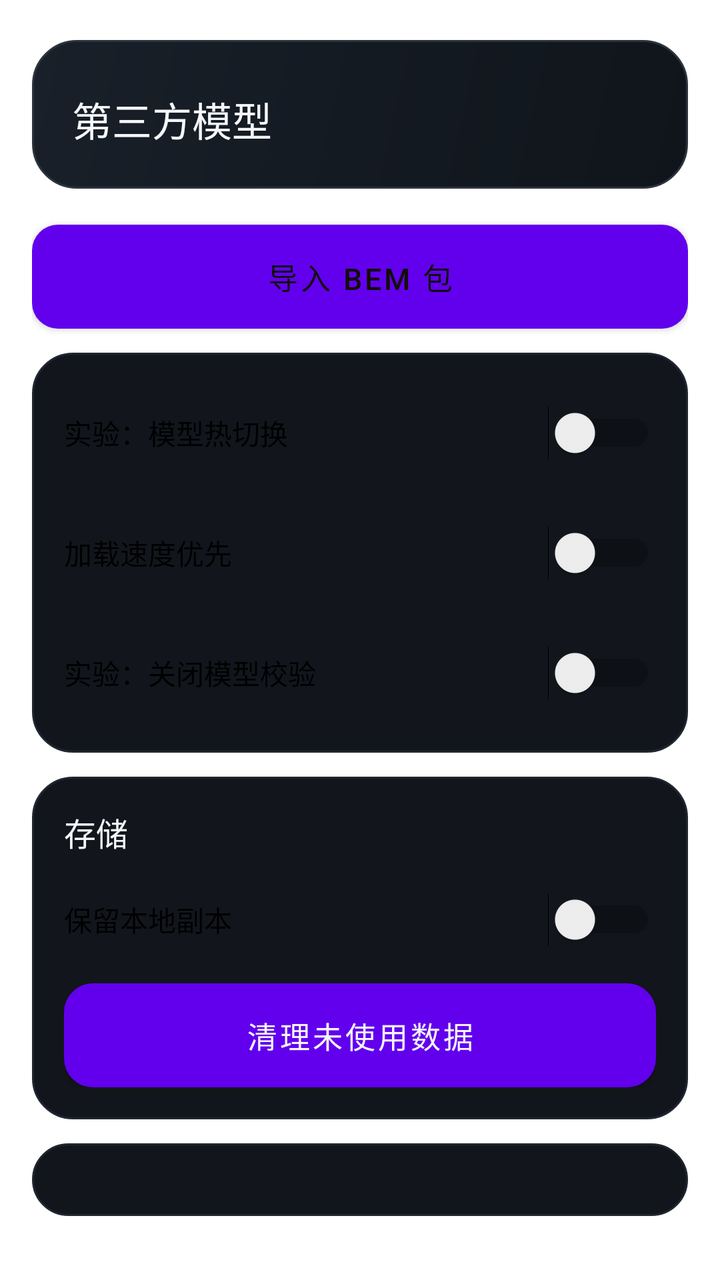
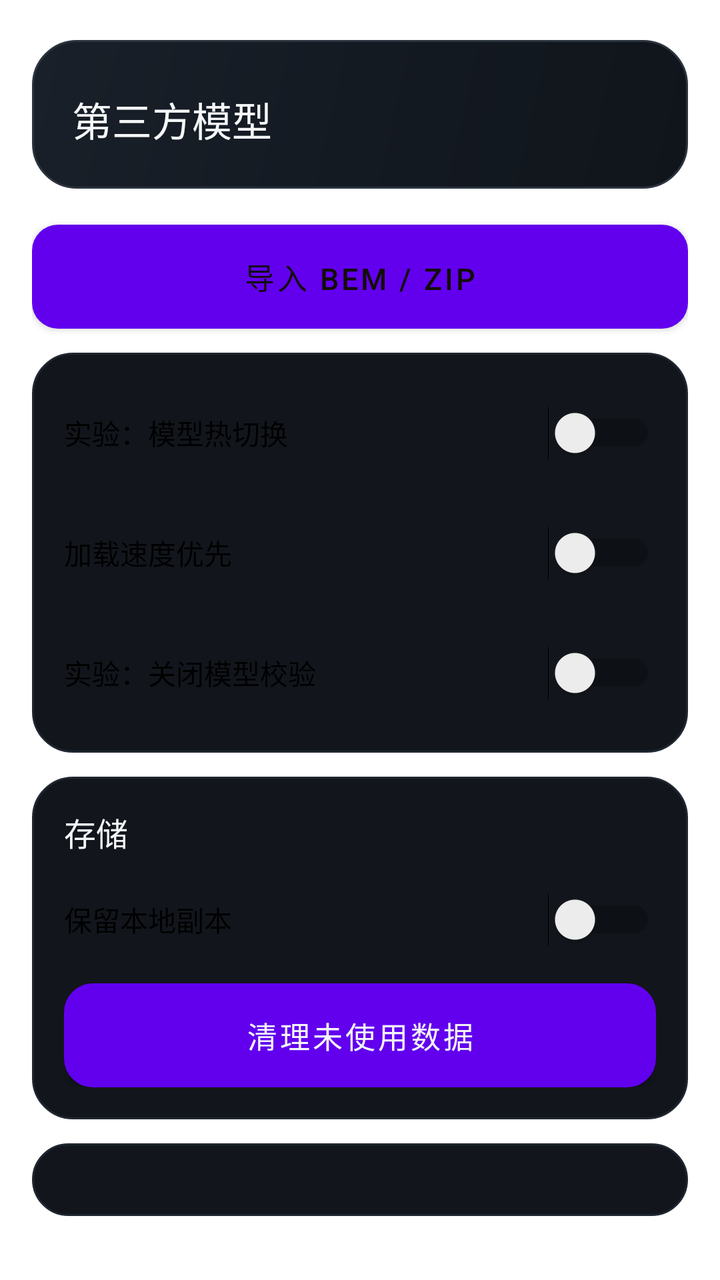

Before-and-after screenshots of an Android layout around one commit, followed by the original layout XML and the change that was made.
<!-- AndroidManifest.xml: fallback theme Theme.MaterialComponents.DayNight.NoActionBar -->
<!-- res/layout/view_bem_install.xml -->
<?xml version="1.0" encoding="utf-8"?>
    <LinearLayout xmlns:android="http://schemas.android.com/apk/res/android" android:id="@+id/bem_content" android:layout_width="match_parent" android:layout_height="wrap_content" android:orientation="vertical" android:paddingStart="16dp" android:paddingTop="20dp" android:paddingEnd="16dp" android:paddingBottom="32dp">
        <LinearLayout android:layout_width="match_parent" android:layout_height="wrap_content" android:background="@drawable/bg_header" android:orientation="vertical" android:padding="20dp">
            <TextView style="@style/SectionTitle" android:text="第三方模型" android:textSize="20sp" />
        </LinearLayout>
        <Button android:id="@+id/bem_import" style="@style/PrimaryButton" android:layout_marginTop="18dp" android:text="导入 BEM 包" />
        <LinearLayout android:layout_width="match_parent" android:layout_height="wrap_content" android:layout_marginTop="12dp" android:background="@drawable/bg_card" android:orientation="vertical" android:padding="16dp">
            <Switch android:id="@+id/bem_hot_switch" android:layout_width="match_parent" android:layout_height="wrap_content" android:minHeight="48dp" android:text="实验：模型热切换" />
            <Switch android:id="@+id/bem_fast_loading" android:layout_width="match_parent" android:layout_height="wrap_content" android:minHeight="48dp" android:layout_marginTop="12dp" android:text="@string/bem_fast_loading" />
            <Switch android:id="@+id/bem_skip_validation" android:layout_width="match_parent" android:layout_height="wrap_content" android:minHeight="48dp" android:layout_marginTop="12dp" android:text="实验：关闭模型校验" />
        </LinearLayout>
        <LinearLayout android:layout_width="match_parent" android:layout_height="wrap_content" android:layout_marginTop="12dp" android:background="@drawable/bg_card" android:orientation="vertical" android:padding="16dp">
            <TextView style="@style/CardTitle" android:text="@string/bem_storage" />
            <Switch android:id="@+id/bem_keep_local_copies" android:layout_width="match_parent" android:layout_height="wrap_content" android:minHeight="48dp" android:layout_marginTop="8dp" android:text="@string/bem_keep_local_copies" />
            <Button android:id="@+id/bem_clean_unused" style="@style/GhostButton" android:layout_marginTop="8dp" android:text="@string/bem_clean_unused" />
        </LinearLayout>
        <LinearLayout android:layout_width="match_parent" android:layout_height="wrap_content" android:layout_marginTop="12dp" android:background="@drawable/bg_card" android:orientation="vertical" android:padding="16dp">
            <TextView style="@style/CardTitle" android:text="获取模型" />
            <Button android:id="@+id/bem_models_quark" style="@style/GhostButton" android:layout_marginTop="8dp" android:text="夸克网盘" />
            <Button android:id="@+id/bem_models_baidu" style="@style/GhostButton" android:layout_marginTop="6dp" android:text="百度网盘" />
            <Button android:id="@+id/bem_models_katfile" style="@style/GhostButton" android:layout_marginTop="6dp" android:text="Katfile 网盘" />
        </LinearLayout>
        <LinearLayout android:id="@+id/bem_incoming" android:layout_width="match_parent" android:layout_height="wrap_content" android:layout_marginTop="12dp" android:background="@drawable/bg_card" android:orientation="vertical" android:padding="16dp" android:visibility="gone">
            <TextView android:id="@+id/bem_incoming_notice" style="@style/BodyText" android:accessibilityLiveRegion="polite" />
            <Button android:id="@+id/bem_incoming_retry" style="@style/PrimaryButton" android:layout_marginTop="10dp" android:text="导入收到的文件" />
            <Button android:id="@+id/bem_incoming_dismiss" style="@style/GhostButton" android:layout_marginTop="6dp" android:text="忽略此次打开" />
        </LinearLayout>
        <LinearLayout android:layout_width="match_parent" android:layout_height="wrap_content" android:layout_marginTop="18dp" android:background="@drawable/bg_card" android:orientation="vertical" android:padding="16dp" android:id="@+id/bem_operation_state" android:visibility="gone">
            <TextView android:id="@+id/bem_status" style="@style/BodyText" android:layout_marginTop="9dp" android:text="就绪" />
            <ProgressBar android:id="@+id/bem_progress" style="?android:attr/progressBarStyleHorizontal" android:layout_width="match_parent" android:layout_height="8dp" android:layout_marginTop="14dp" android:max="100" android:progressTint="@color/accent" android:visibility="gone" />
            <TextView android:id="@+id/bem_progress_label" style="@style/BodyText" android:layout_marginTop="8dp" android:visibility="gone" />
            <Button android:id="@+id/bem_cancel" style="@style/GhostButton" android:layout_marginTop="12dp" android:text="取消当前操作" android:visibility="gone" />
        </LinearLayout>
        <LinearLayout android:id="@+id/bem_entries" android:layout_width="match_parent" android:layout_height="wrap_content" android:orientation="vertical" />
    </LinearLayout>
<!-- resources referenced by this layout -->
<resources>
  <color name="accent">#FFC845</color>
  <!-- drawable bg_card (drawable) -->
  <?xml version="1.0" encoding="utf-8"?>
  <shape xmlns:android="http://schemas.android.com/apk/res/android" android:shape="rectangle">
      <solid android:color="@color/surface" />
      <corners android:radius="20dp" />
      <stroke android:width="1dp" android:color="@color/surface_border_soft" />
  </shape>
  <!-- drawable bg_header (drawable) -->
  <?xml version="1.0" encoding="utf-8"?>
  <shape xmlns:android="http://schemas.android.com/apk/res/android" android:shape="rectangle">
      <gradient
          android:angle="315"
          android:startColor="#1A2029"
          android:centerColor="#141A22"
          android:endColor="#10151B"
          android:type="linear" />
      <corners android:radius="22dp" />
      <stroke android:width="1dp" android:color="@color/surface_border" />
  </shape>
  <string name="bem_clean_unused">清理未使用数据</string>
  <string name="bem_fast_loading">加载速度优先</string>
  <string name="bem_keep_local_copies">保留本地副本</string>
  <string name="bem_storage">存储</string>
  <style name="BodyText">
          <item name="android:layout_width">match_parent</item>
          <item name="android:layout_height">wrap_content</item>
          <item name="android:lineSpacingExtra">2dp</item>
          <item name="android:textColor">@color/text_secondary</item>
          <item name="android:textSize">13sp</item>
      </style>
  <style name="CardTitle">
          <item name="android:layout_width">wrap_content</item>
          <item name="android:layout_height">wrap_content</item>
          <item name="android:fontFamily">sans-serif-medium</item>
          <item name="android:textColor">@color/text_primary</item>
          <item name="android:textSize">16sp</item>
      </style>
  <style name="GhostButton" parent="PrimaryButton">
          <item name="android:background">@drawable/bg_ghost_button</item>
          <item name="android:textColor">@color/text_primary</item>
      </style>
  <style name="PrimaryButton">
          <item name="android:layout_width">match_parent</item>
          <item name="android:layout_height">52dp</item>
          <item name="android:background">@drawable/bg_primary_button</item>
          <item name="android:fontFamily">sans-serif-medium</item>
          <item name="android:minHeight">0dp</item>
          <item name="android:textAllCaps">false</item>
          <item name="android:textColor">@color/accent_ink</item>
          <item name="android:textSize">15sp</item>
      </style>
  <style name="SectionTitle">
          <item name="android:layout_width">wrap_content</item>
          <item name="android:layout_height">wrap_content</item>
          <item name="android:layout_marginTop">5dp</item>
          <item name="android:fontFamily">sans-serif-medium</item>
          <item name="android:textColor">@color/text_primary</item>
          <item name="android:textSize">22sp</item>
      </style>
  <color name="surface">#12161C</color>
  <color name="surface_border_soft">#1F2630</color>
  <color name="surface_border">#2B333E</color>
  <color name="text_secondary">#A7B0BC</color>
  <color name="text_primary">#F4F6F8</color>
  <!-- drawable bg_primary_button (drawable) -->
  <?xml version="1.0" encoding="utf-8"?>
  <selector xmlns:android="http://schemas.android.com/apk/res/android">
      <item android:state_pressed="true">
          <shape android:shape="rectangle">
              <solid android:color="@color/accent_dark" />
              <corners android:radius="13dp" />
          </shape>
      </item>
      <item>
          <shape android:shape="rectangle">
              <solid android:color="@color/accent" />
              <corners android:radius="13dp" />
          </shape>
      </item>
  </selector>
  <color name="accent_ink">#120E03</color>
  <color name="surface_high">#1B212A</color>
  <color name="surface_row">#181E26</color>
  <color name="accent_dark">#E0A513</color>
  <!-- unchanged entries left out for length: 1 -->
</resources>

<!-- the commit's change to res/layout/view_bem_install.xml (unified diff, before → after) -->
@@ -3,7 +3,7 @@
         <LinearLayout android:layout_width="match_parent" android:layout_height="wrap_content" android:background="@drawable/bg_header" android:orientation="vertical" android:padding="20dp">
             <TextView style="@style/SectionTitle" android:text="第三方模型" android:textSize="20sp" />
         </LinearLayout>
-        <Button android:id="@+id/bem_import" style="@style/PrimaryButton" android:layout_marginTop="18dp" android:text="导入 BEM 包" />
+        <Button android:id="@+id/bem_import" style="@style/PrimaryButton" android:layout_marginTop="18dp" android:text="导入 BEM / ZIP" />
         <LinearLayout android:layout_width="match_parent" android:layout_height="wrap_content" android:layout_marginTop="12dp" android:background="@drawable/bg_card" android:orientation="vertical" android:padding="16dp">
             <Switch android:id="@+id/bem_hot_switch" android:layout_width="match_parent" android:layout_height="wrap_content" android:minHeight="48dp" android:text="实验：模型热切换" />
             <Switch android:id="@+id/bem_fast_loading" android:layout_width="match_parent" android:layout_height="wrap_content" android:minHeight="48dp" android:layout_marginTop="12dp" android:text="@string/bem_fast_loading" />
